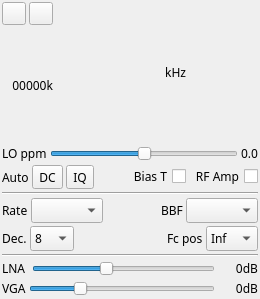
First picture: the form in plugins/samplesource/hackrf/hackrfgui.ui, repository f4exb/sdrangel, before the edit.
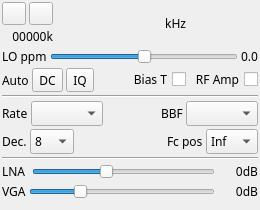
Second picture: the form after the edit. Icons and pictures are not drawn. Custom widgets are drawn as their Qt base class.

```diff
--- a/plugins/samplesource/hackrf/hackrfgui.ui
+++ b/plugins/samplesource/hackrf/hackrfgui.ui
@@ -7,7 +7,7 @@
     <x>0</x>
     <y>0</y>
     <width>260</width>
-    <height>299</height>
+    <height>210</height>
    </rect>
   </property>
   <property name="sizePolicy">
@@ -19,7 +19,7 @@
   <property name="minimumSize">
    <size>
     <width>260</width>
-    <height>0</height>
+    <height>210</height>
    </size>
   </property>
   <property name="font">
@@ -567,6 +567,23 @@
      </item>
     </layout>
    </item>
+   <item>
+    <layout class="QHBoxLayout" name="padLayout">
+     <item>
+      <spacer name="verticaPadlSpacer">
+       <property name="orientation">
+        <enum>Qt::Vertical</enum>
+       </property>
+       <property name="sizeHint" stdset="0">
+        <size>
+         <width>20</width>
+         <height>40</height>
+        </size>
+       </property>
+      </spacer>
+     </item>
+    </layout>
+   </item>
   </layout>
  </widget>
  <customwidgets>
```
Left out of the diff: 4 changed lines with no effect on the pictures. Lines whose indentation alone changed are shown as unchanged.
